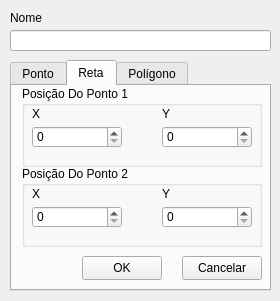
Above: UI/AddObject.ui from ricardofachini/trabalho1-transformada-viewport before the change. Below: the same form after it.
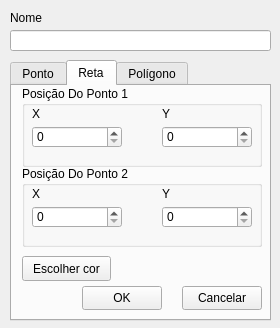
That is the form after the change. The open tabs and pages were chosen to show the change.

Patch:
```diff
--- a/UI/AddObject.ui
+++ b/UI/AddObject.ui
@@ -7,7 +7,7 @@
     <x>0</x>
     <y>0</y>
     <width>280</width>
-    <height>301</height>
+    <height>328</height>
    </rect>
   </property>
   <property name="windowTitle">
@@ -42,7 +42,7 @@
      <x>10</x>
      <y>60</y>
      <width>261</width>
-     <height>231</height>
+     <height>261</height>
     </rect>
    </property>
    <property name="currentIndex">
@@ -217,7 +217,7 @@
      <property name="geometry">
       <rect>
        <x>170</x>
-       <y>170</y>
+       <y>200</y>
        <width>80</width>
        <height>24</height>
       </rect>
@@ -295,7 +295,7 @@
      <property name="geometry">
       <rect>
        <x>70</x>
-       <y>170</y>
+       <y>200</y>
        <width>80</width>
        <height>24</height>
       </rect>
@@ -304,6 +304,22 @@
       <string>OK</string>
      </property>
     </widget>
+    <widget class="QPushButton" name="pickColor">
+     <property name="geometry">
+      <rect>
+       <x>10</x>
+       <y>170</y>
+       <width>89</width>
+       <height>25</height>
+      </rect>
+     </property>
+     <property name="cursor">
+      <cursorShape>PointingHandCursor</cursorShape>
+     </property>
+     <property name="text">
+      <string>Escolher cor</string>
+     </property>
+    </widget>
    </widget>
    <widget class="QWidget" name="tab_5">
     <attribute name="title">
```
Left out of the diff: 10 changed lines with no effect on the pictures.
